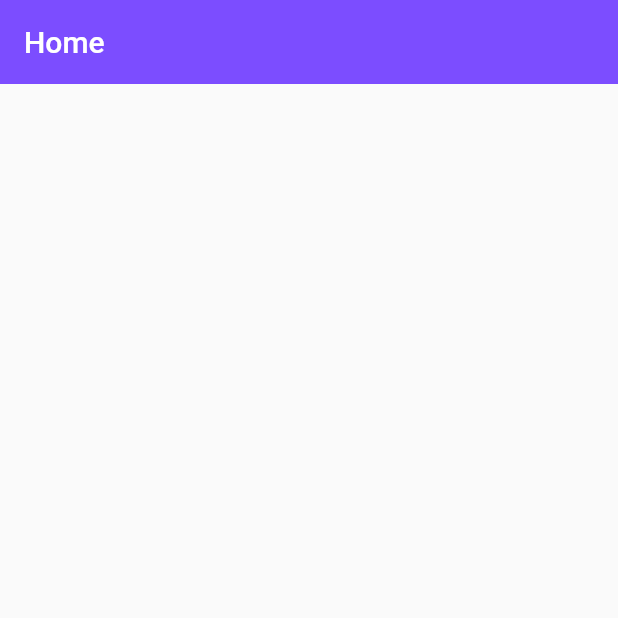
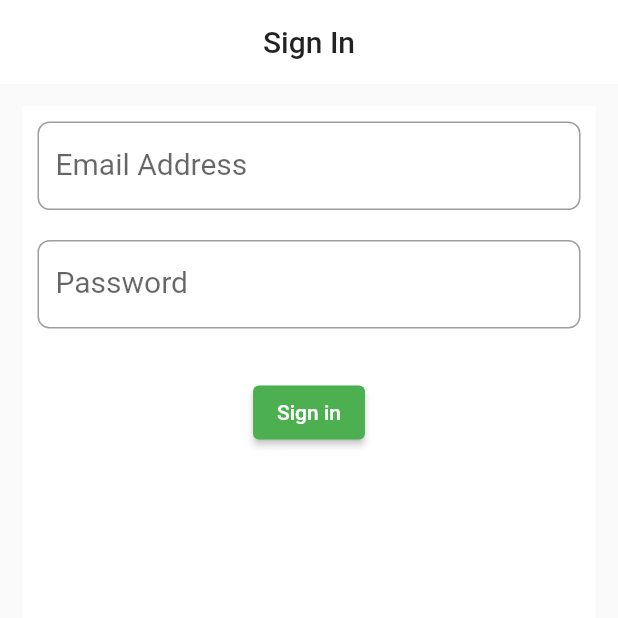
Before and after one commit to ZhenLink/Green-Energy, a Flutter app: the screen it shows after launch, on a phone screen of 412 x 824 dp, the top half of it. Run offline on Flutter 3.47's test engine with Material 2 defaults, Android fonts, the phone set to English and light mode, and no system bars.

Commit message:
chore:AddedLoginPage

```diff
--- /dev/null
+++ b/lib/auth/sign in/Welcome_text.dart
@@ -0,0 +1,12 @@
+import 'package:flutter/cupertino.dart';
+import 'package:flutter/src/foundation/key.dart';
+import 'package:flutter/src/widgets/framework.dart';
+
+class WelcomeText extends StatelessWidget {
+  const WelcomeText({Key? key}) : super(key: key);
+
+  @override
+  Widget build(BuildContext context) {
+    return Container();
+  }
+}
--- /dev/null
+++ b/lib/auth/sign in/message_fields.dart
@@ -0,0 +1,70 @@
+import 'package:flutter/material.dart';
+
+class SignInForm extends StatefulWidget {
+  const SignInForm({Key? key}) : super(key: key);
+
+  @override
+  State<SignInForm> createState() => _SignInFormState();
+}
+
+class _SignInFormState extends State<SignInForm> {
+  final GlobalKey<FormState> _formKey = GlobalKey<FormState>();
+  @override
+  Widget build(BuildContext context) {
+    return Container(
+      margin: const EdgeInsets.all(15),
+      padding: const EdgeInsets.all(10),
+      color: Colors.white,
+      child: SizedBox(
+        child: Form(
+            key: _formKey,
+            child: Column(
+              children: <Widget>[
+                TextFormField(
+                  decoration: InputDecoration(
+                      hintText: 'Enter your email address',
+                      label: const Text('Email Address'),
+                      labelStyle: const TextStyle(fontSize: 20),
+                      border: OutlineInputBorder(
+                          borderRadius: BorderRadius.circular(8))),
+                  validator: (String? value) {
+                    if (value == null || value.isEmpty) {
+                      return "Please enter your email address";
+                    }
+                    if (!RegExp(
+                            r"^[a-zA-Z0-9.a-zA-Z0-9.!#$%&'*+-/=?^_`{|}~]+@[a-zA-Z0-9]+\.[a-zA-Z]+")
+                        .hasMatch(value)) {
+                      return 'Please enter a valid email';
+                    }
+                    return null;
+                  },
+                  keyboardType: TextInputType.emailAddress,
+                ),
+                const Padding(padding: EdgeInsets.symmetric(vertical: 10.0)),
+                TextFormField(
+                  decoration: InputDecoration(
+                    hintText: 'Enter Password',
+                    label: const Text('Password'),
+                    labelStyle: const TextStyle(fontSize: 20),
+                    border: OutlineInputBorder(
+                        borderRadius: BorderRadius.circular(8)),
+                  ),
+                  validator: (String? value) {
+                    if (value == null || value.isEmpty) {
+                      return "Please enter your password";
+                    }
+                    return null;
+                  },
+                  keyboardType: TextInputType.visiblePassword,
+                ),
+                const Padding(padding: EdgeInsets.symmetric(vertical: 16.0)),
+                ElevatedButton(
+                    onPressed: () =>
+                        {if (_formKey.currentState!.validate()) {}},
+                    child: const Text("Sign in"))
+              ],
+            )),
+      ),
+    );
+  }
+}
--- /dev/null
+++ b/lib/auth/sign in/sign_in.dart
@@ -0,0 +1,21 @@
+import 'package:flutter/material.dart';
+import './message_fields.dart';
+
+class Signin extends StatelessWidget {
+  const Signin({Key? key}) : super(key: key);
+  final String _title = "Sign In";
+
+  @override
+  Widget build(BuildContext context) {
+    return Scaffold(
+      appBar: AppBar(
+        backgroundColor: Colors.white,
+        foregroundColor: Colors.black87,
+        title: Text(_title),
+        centerTitle: true,
+        elevation: 0,
+      ),
+      body: const SignInForm(),
+    );
+  }
+}
--- a/lib/main.dart
+++ b/lib/main.dart
@@ -1,4 +1,5 @@
 import 'package:flutter/material.dart';
+import 'auth/sign in/sign_in.dart';
 
 void main() {
   runApp(const MyApp());
@@ -16,23 +17,7 @@ class MyApp extends StatelessWidget {
       theme: ThemeData(
         primarySwatch: Colors.green,
       ),
-      home: const MyHome(title: 'Home'),
+      home: const Signin(),
     );
   }
 }
-
-class MyHome extends StatelessWidget {
-  const MyHome({Key? key, required this.title}) : super(key: key);
-  final String title;
-  @override
-  Widget build(BuildContext context) {
-    return Scaffold(
-      appBar: AppBar(
-        title: Text(title),
-        backgroundColor: Colors.deepPurpleAccent,
-        foregroundColor: Colors.white,
-        elevation: 0,
-      ),
-    );
-  }
-}
```
Also changed, not shown: lib/auth/sign in/Options.dart (added).
